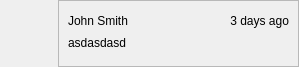
Before: the Qt Designer form python/app/widgets/activity_stream/resources/value_update_widget.ui in shotgunsoftware/tk-multi-shotgunpanel, drawn with Qt 5.
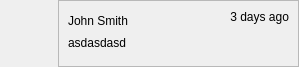
After: the same form once the commit is applied. Icons and pictures are not drawn. Custom widgets are drawn as their Qt base class.

Diff of the .ui file:
```diff
--- a/python/app/widgets/activity_stream/resources/value_update_widget.ui
+++ b/python/app/widgets/activity_stream/resources/value_update_widget.ui
@@ -108,7 +108,7 @@
              <string>3 days ago</string>
             </property>
             <property name="alignment">
-             <set>Qt::AlignRight|Qt::AlignTrailing|Qt::AlignVCenter</set>
+             <set>Qt::AlignRight|Qt::AlignTop|Qt::AlignTrailing</set>
             </property>
             <property name="wordWrap">
              <bool>true</bool>
```
